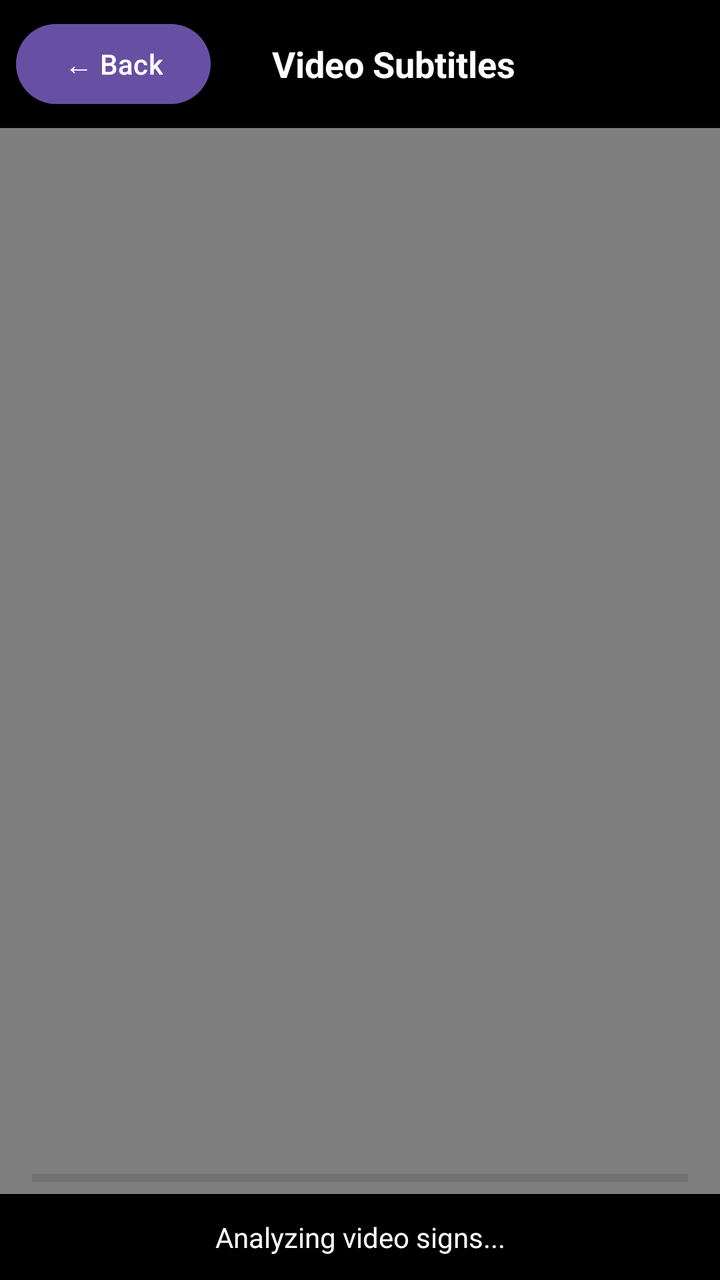
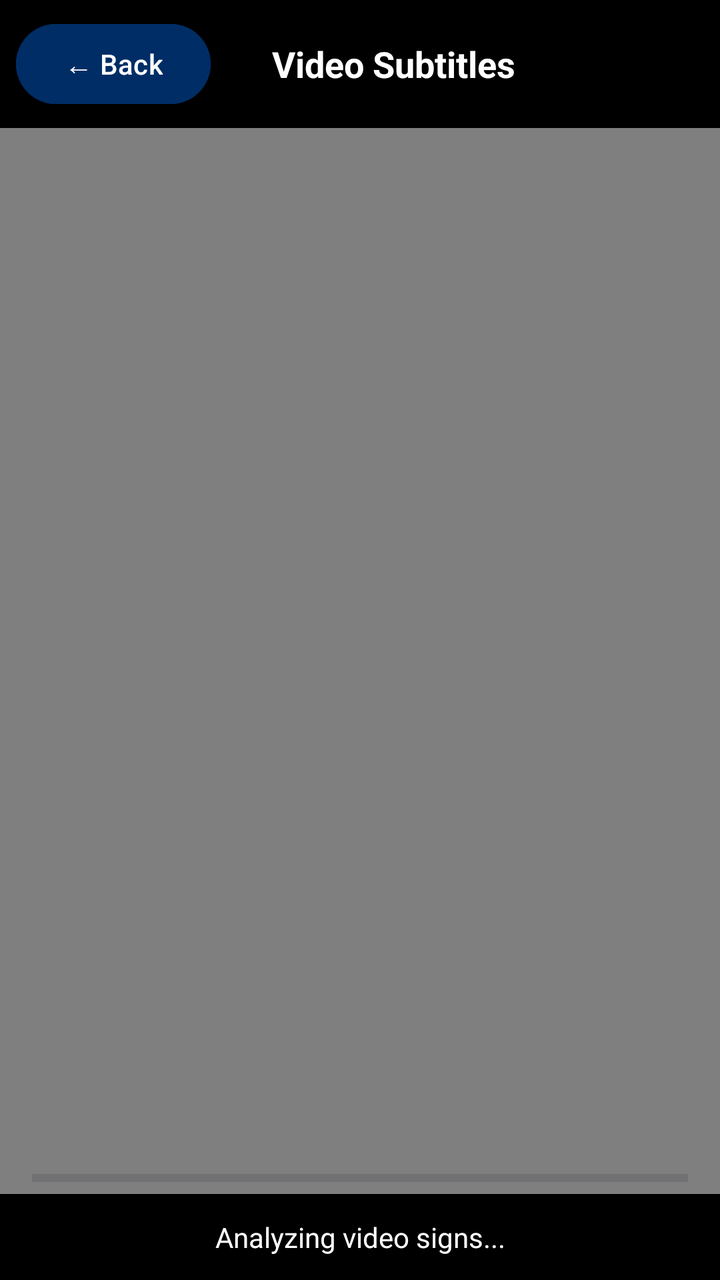

The first picture is an Android layout as it rendered before a commit; the second is the same layout after the commit. The layout source and the unified diff follow.
<!-- AndroidManifest.xml: application theme Theme.InterfaceUI1 -->
<!-- res/layout/activity_video_annotation.xml -->
<?xml version="1.0" encoding="utf-8"?>
<androidx.constraintlayout.widget.ConstraintLayout xmlns:android="http://schemas.android.com/apk/res/android"
    xmlns:app="http://schemas.android.com/apk/res-auto"
    xmlns:tools="http://schemas.android.com/tools"
    android:id="@+id/annotationRoot"
    android:layout_width="match_parent"
    android:layout_height="match_parent"
    android:background="@android:color/black"
    tools:context=".VideoAnnotationActivity">

    
    <LinearLayout
        android:id="@+id/topBar"
        android:layout_width="match_parent"
        android:layout_height="wrap_content"
        android:gravity="center_vertical"
        android:orientation="horizontal"
        android:paddingHorizontal="8dp"
        android:paddingVertical="8dp"
        app:layout_constraintTop_toTopOf="parent">

        <Button
            android:id="@+id/backButton"
            android:layout_width="wrap_content"
            android:layout_height="wrap_content"
            android:contentDescription="Back to main screen"
            android:text="&#8592; Back" />

        <TextView
            android:layout_width="0dp"
            android:layout_height="wrap_content"
            android:layout_weight="1"
            android:gravity="center"
            android:paddingEnd="64dp"
            android:text="Video Subtitles"
            android:textColor="@android:color/white"
            android:textSize="18sp"
            android:textStyle="bold"
            tools:ignore="RtlSymmetry" />
    </LinearLayout>

    
    <VideoView
        android:id="@+id/videoView"
        android:layout_width="0dp"
        android:layout_height="0dp"
        app:layout_constraintTop_toBottomOf="@id/topBar"
        app:layout_constraintBottom_toTopOf="@id/statusText"
        app:layout_constraintStart_toStartOf="parent"
        app:layout_constraintEnd_toEndOf="parent" />

    
    <TextView
        android:id="@+id/subtitleText"
        android:layout_width="0dp"
        android:layout_height="wrap_content"
        android:layout_marginBottom="24dp"
        android:gravity="center"
        android:paddingHorizontal="16dp"
        android:paddingVertical="8dp"
        android:background="#99000000"
        android:textColor="@android:color/white"
        android:textSize="26sp"
        android:textStyle="bold"
        android:visibility="gone"
        app:layout_constraintBottom_toBottomOf="@id/videoView"
        app:layout_constraintStart_toStartOf="parent"
        app:layout_constraintEnd_toEndOf="parent" />

    
    <TextView
        android:id="@+id/statusText"
        android:layout_width="match_parent"
        android:layout_height="wrap_content"
        android:gravity="center"
        android:padding="12dp"
        android:text="Analyzing video signs..."
        android:textColor="@android:color/white"
        android:textSize="14sp"
        app:layout_constraintBottom_toBottomOf="parent" />

    <ProgressBar
        android:id="@+id/progressBar"
        style="?android:attr/progressBarStyleHorizontal"
        android:layout_width="match_parent"
        android:layout_height="wrap_content"
        android:layout_marginHorizontal="16dp"
        android:visibility="visible"
        app:layout_constraintBottom_toTopOf="@id/statusText" />

</androidx.constraintlayout.widget.ConstraintLayout>
<!-- resources referenced by this layout -->
<resources>
  <style name="Theme.InterfaceUI1" parent="Base.Theme.InterfaceUI1" />
  <style name="Base.Theme.InterfaceUI1" parent="Theme.Material3.DayNight.NoActionBar">
          
          
      </style>
</resources>

<!-- the commit's change to res/layout/activity_video_annotation.xml (unified diff, before → after) -->
@@ -24,7 +24,8 @@
             android:layout_width="wrap_content"
             android:layout_height="wrap_content"
             android:contentDescription="Back to main screen"
-            android:text="&#8592; Back" />
+            android:text="&#8592; Back"
+            android:backgroundTint="#002d66"/>
 
         <TextView
             android:layout_width="0dp"
